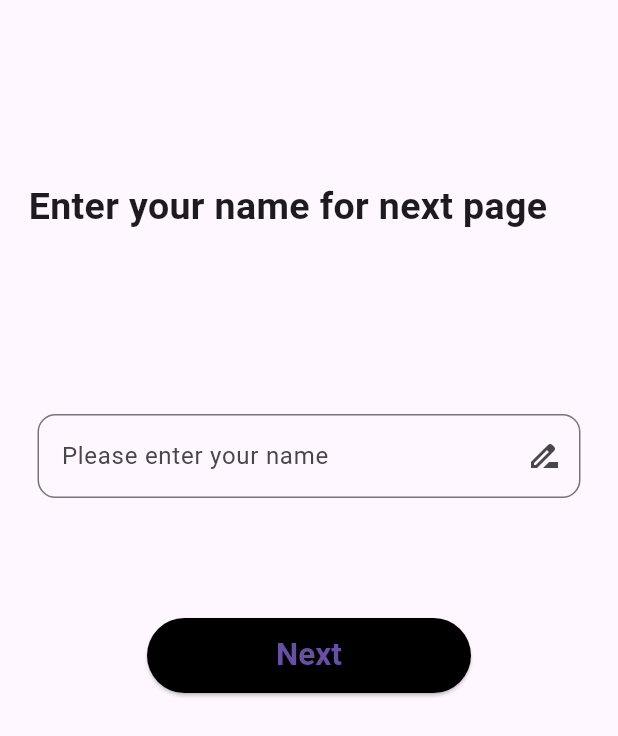
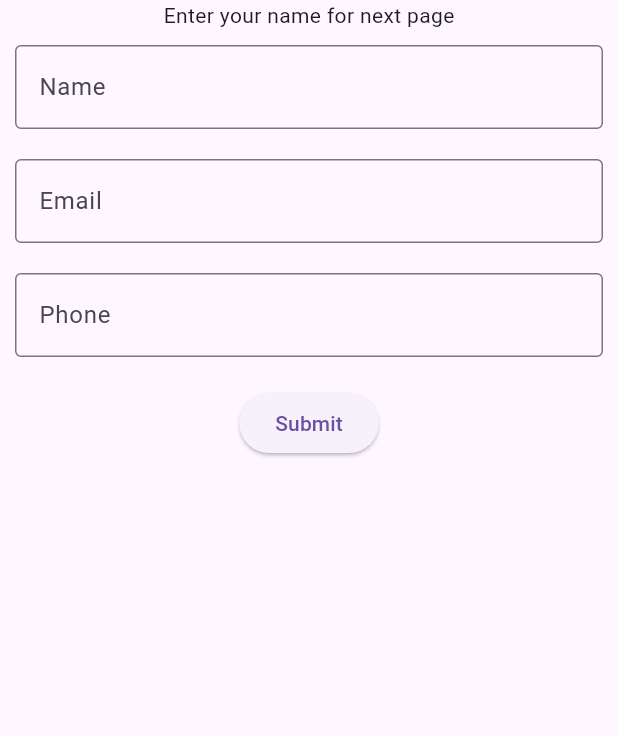
Before and after one commit to RakibulIslam10/Learnig_Resource, a Flutter app: the screen it shows after launch, on a phone screen of 412 x 824 dp. Shown: the top 736 px of the screen. Run offline on Flutter 3.47's test engine with Material 3 defaults, Android fonts, the phone set to English and light mode, and no system bars.

```diff
--- a/lib/main.dart
+++ b/lib/main.dart
@@ -1,80 +1,37 @@
-import 'package:flutter/cupertino.dart';
 import 'package:flutter/material.dart';
 
 import 'S.dart';
 
-void main() {
-  runApp(RakibApp());
+void main(){
+  runApp(User());
 }
 
-class RakibApp extends StatelessWidget {
+class User extends StatelessWidget {
   @override
   Widget build(BuildContext context) {
     return MaterialApp(
-      theme: ThemeData(
-          appBarTheme: AppBarTheme(
-            color: Colors.pink,
-          )),
-      title: "Rakib App",
       debugShowCheckedModeBanner: false,
-      home: FristScreen(),
+      home: HomeScreen(),
     );
   }
 }
 
-class FristScreen extends StatelessWidget {
-  var NameControler = TextEditingController();
+class HomeScreen extends StatelessWidget {
   @override
   Widget build(BuildContext context) {
     return Scaffold(
-      body: Center(
-        child: ListView(
-          children: [
-            Padding(
-              padding: const EdgeInsets.symmetric(vertical: 120.0),
-              child: Padding(
-                padding: const EdgeInsets.symmetric(horizontal: 19.0),
-                child: Text(
-                  "Enter your name for next page",
-                  style: TextStyle(fontSize: 25, fontWeight: FontWeight.bold),
-                ),
-              ),
-            ),
-            Padding(
-              padding: const EdgeInsets.symmetric(horizontal: 25.0),
-              child: TextField(
-                controller: NameControler ,
-                decoration: InputDecoration(
-                    suffixIcon: Icon(Icons.drive_file_rename_outline),
-                    hintText: "Please enter your name",
-                    border: OutlineInputBorder(
-                      borderRadius: BorderRadius.circular(12),
-                    )),
-              ),
-            ),
-            SizedBox(
-              height: 80,
-            ),
-            Padding(
-              padding: const EdgeInsets.symmetric(horizontal: 98.0),
-              child: ElevatedButton(
-                onPressed: () {
-                  Navigator.push(
-                      context,
-                      MaterialPageRoute(
-                        builder: (context) => SecondScreen(NameControler.text.toString()),
-                      ));
-                },
-                child: Text("Next"),
-                style: ElevatedButton.styleFrom(
-                    backgroundColor: Colors.black,
-                    minimumSize: Size(10, 50),
-                    textStyle:
-                    TextStyle(fontSize: 21, fontWeight: FontWeight.bold)),
-              ),
-            )
-          ],
-        ),
+      body: Column(
+        mainAxisAlignment: MainAxisAlignment.start,
+        children: [
+          Text("Enter your name for next page"),
+          Padding(padding: EdgeInsets.all(10),child:  TextField(decoration: InputDecoration(label: Text("Name"),border: OutlineInputBorder()),),),
+          Padding(padding: EdgeInsets.all(10),child:  TextField(decoration: InputDecoration(label: Text("Email"),border: OutlineInputBorder()),),),
+          Padding(padding: EdgeInsets.all(10),child:  TextField(decoration: InputDecoration(label: Text("Phone"),border: OutlineInputBorder()),),),
+          Padding(padding: EdgeInsets.all(10),child: ElevatedButton(onPressed: (){
+            Navigator.push(context, MaterialPageRoute(builder: (context) => SecondScreen("ja like dibo tai pass hobe hello"),));
+          },child: Text("Submit"),)),
+
+        ],
       ),
     );
   }
```
